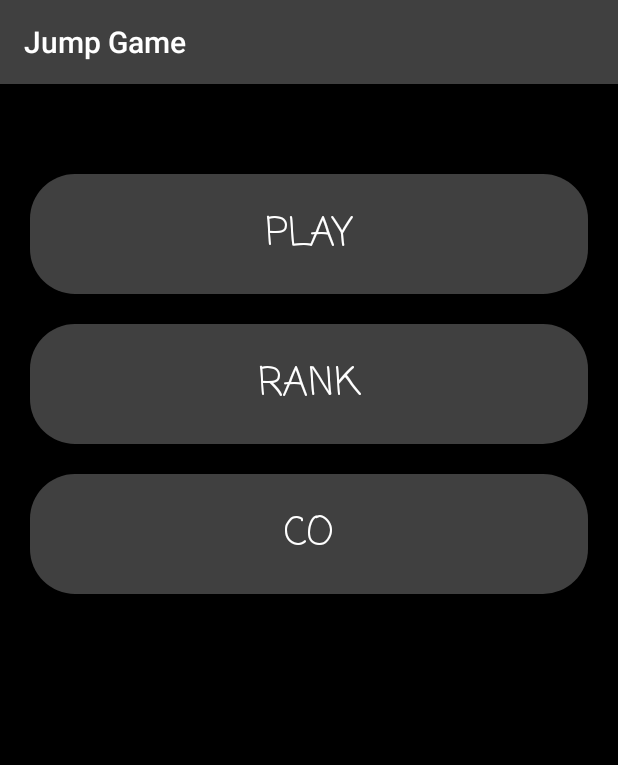
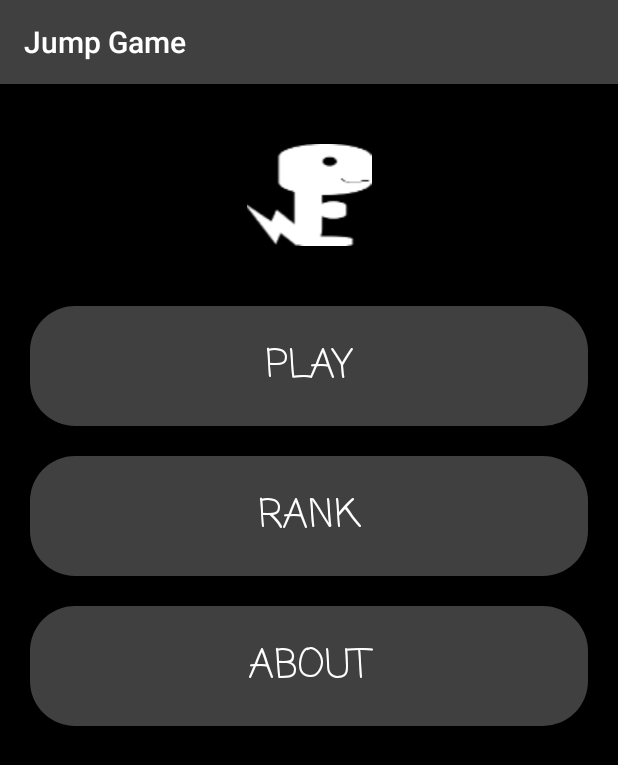
Before and after one commit to PaWeek/JumpGame, an Android app: the screen it shows after launch (MainActivity), on a phone screen of 412 x 824 dp. Shown: the top 765 px of the screen. Run offline under Robolectric (Android 15) with nearby library versions, the phone set to English and light mode, and no system bars.

Commit message:
added dinosaur

```diff
--- a/app/src/main/res/layout/activity_main.xml
+++ b/app/src/main/res/layout/activity_main.xml
@@ -8,10 +8,16 @@
     android:background="@color/colorBlack"
     tools:context=".MainActivity">
 
+    <ImageView
+        android:layout_width="match_parent"
+        android:layout_height="wrap_content"
+        android:layout_marginTop="40dp"
+        android:src="@drawable/small_dino"/>
+
     <Button
         android:layout_width="match_parent"
         android:layout_height="80dp"
-        android:layout_marginTop="60dp"
+        android:layout_marginTop="40dp"
         android:layout_marginLeft="20dp"
         android:layout_marginRight="20dp"
         android:textSize="26dp"
@@ -42,6 +48,6 @@
         android:textSize="26dp"
         android:background="@drawable/rounded_button"
         android:textColor="@color/colorWhiteText"
-        android:text="CO" />
+        android:text="ABOUT" />
 
 </LinearLayout>
```
Also changed, not shown: app/src/main/res/drawable/small_dino.png (added).
